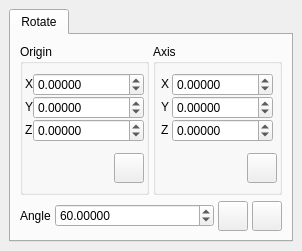
Qt form src/gui/transform.ui (trisyoungs/aten) before a commit.
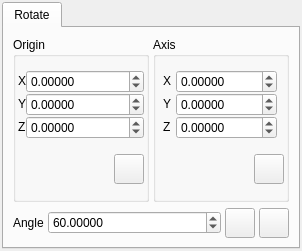
The same form after that commit. Icons and pictures are not drawn.

Patch:
```diff
--- a/src/gui/transform.ui
+++ b/src/gui/transform.ui
@@ -17,10 +17,10 @@
   </property>
   <layout class="QHBoxLayout" >
    <property name="margin" >
-    <number>9</number>
+    <number>2</number>
    </property>
    <property name="spacing" >
-    <number>6</number>
+    <number>4</number>
    </property>
    <item>
     <widget class="QTabWidget" name="tabWidget" >
```
